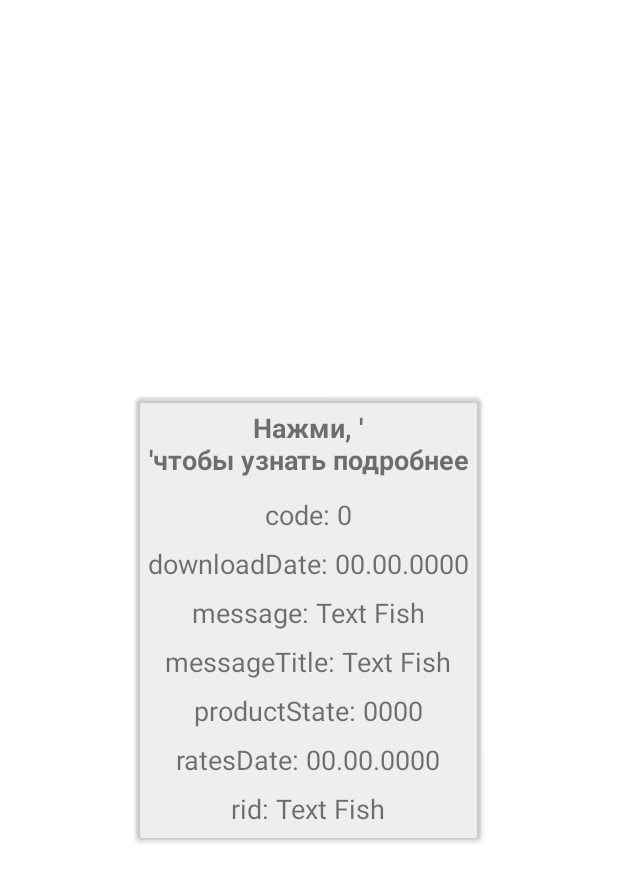
After one commit to ArcheryKiller/MKB, an Android app: the layout fragment_base_info_api.xml on its own in the app's theme, with its tools: preview values and no code run, on a phone screen of 412 x 824 dp. The commit adds this screen. Shown: the top 882 px of the screen. Run offline under Robolectric (Android 15) with nearby library versions, the phone set to English and light mode, and no system bars.

Commit message:
Добавил xml файл с базовой информацией, получаемой ответом с API

```diff
--- a/app/src/main/java/pavel/ivanov/mkb/api/MkbRequestApi.kt
+++ b/app/src/main/java/pavel/ivanov/mkb/api/MkbRequestApi.kt
@@ -6,7 +6,7 @@ data class MkbRequestApi(
     val message: String,
     val messageTitle: String,
     val productState: Int,
-    val rates: List<Rate>,
     val ratesDate: String,
-    val rid: String
+    val rid: String,
+    val rates: List<Rate>
 )
--- a/app/src/main/res/layout/activity_main.xml
+++ b/app/src/main/res/layout/activity_main.xml
@@ -1,18 +1,10 @@
 <?xml version="1.0" encoding="utf-8"?>
-<androidx.constraintlayout.widget.ConstraintLayout xmlns:android="http://schemas.android.com/apk/res/android"
-    xmlns:app="http://schemas.android.com/apk/res-auto"
+<RelativeLayout
+    xmlns:android="http://schemas.android.com/apk/res/android"
     xmlns:tools="http://schemas.android.com/tools"
+    android:id="@+id/container"
     android:layout_width="match_parent"
     android:layout_height="match_parent"
     tools:context=".MainActivity">
 
-    <TextView
-        android:layout_width="wrap_content"
-        android:layout_height="wrap_content"
-        android:text="Hello World!"
-        app:layout_constraintBottom_toBottomOf="parent"
-        app:layout_constraintLeft_toLeftOf="parent"
-        app:layout_constraintRight_toRightOf="parent"
-        app:layout_constraintTop_toTopOf="parent" />
-
-</androidx.constraintlayout.widget.ConstraintLayout>
+</RelativeLayout>
--- /dev/null
+++ b/app/src/main/res/layout/fragment_base_info_api.xml
@@ -0,0 +1,94 @@
+<?xml version="1.0" encoding="utf-8"?>
+<LinearLayout
+    xmlns:android="http://schemas.android.com/apk/res/android"
+    xmlns:tools="http://schemas.android.com/tools"
+    xmlns:app="http://schemas.android.com/apk/res-auto"
+    android:layout_width="match_parent"
+    android:layout_height="match_parent"
+    android:gravity="center"
+    android:orientation="vertical"
+    android:padding="@dimen/main_padding">
+
+    <androidx.cardview.widget.CardView
+        android:id="@+id/cardView"
+        android:layout_width="wrap_content"
+        android:layout_height="wrap_content"
+        android:backgroundTint="@color/light_grey"
+        app:cardCornerRadius="@dimen/main_corner_radius">
+
+        <LinearLayout
+            android:layout_width="match_parent"
+            android:layout_height="match_parent"
+            android:orientation="vertical"
+            android:padding="@dimen/main_padding"
+            android:gravity="center">
+
+            <TextView
+                android:layout_width="wrap_content"
+                android:layout_height="wrap_content"
+                android:textSize="@dimen/main_text_size"
+                android:textStyle="bold"
+                android:layout_marginBottom="@dimen/margin_bottom_click_me"
+                android:gravity="center"
+                android:text="@string/click_me_to_info" />
+
+            <TextView
+                android:id="@+id/code"
+                android:layout_width="wrap_content"
+                android:layout_height="wrap_content"
+                android:textSize="@dimen/main_text_size"
+                tools:text="code: 0" />
+
+            <TextView
+                android:id="@+id/downloadDate"
+                android:layout_width="wrap_content"
+                android:layout_height="wrap_content"
+                android:layout_marginTop="@dimen/card_info_margin_top"
+                android:textSize="@dimen/main_text_size"
+                tools:text="downloadDate: 00.00.0000" />
+
+            <TextView
+                android:id="@+id/message"
+                android:layout_width="wrap_content"
+                android:layout_height="wrap_content"
+                android:layout_marginTop="@dimen/card_info_margin_top"
+                android:textSize="@dimen/main_text_size"
+                tools:text="message: Text Fish" />
+
+            <TextView
+                android:id="@+id/messageTitle"
+                android:layout_width="wrap_content"
+                android:layout_height="wrap_content"
+                android:layout_marginTop="@dimen/card_info_margin_top"
+                android:textSize="@dimen/main_text_size"
+                tools:text="messageTitle: Text Fish" />
+
+            <TextView
+                android:id="@+id/productState"
+                android:layout_width="wrap_content"
+                android:layout_height="wrap_content"
+                android:layout_marginTop="@dimen/card_info_margin_top"
+                android:textSize="@dimen/main_text_size"
+                tools:text="productState: 0000" />
+
+            <TextView
+                android:id="@+id/ratesDate"
+                android:layout_width="wrap_content"
+                android:layout_height="wrap_content"
+                android:layout_marginTop="@dimen/card_info_margin_top"
+                android:textSize="@dimen/main_text_size"
+                tools:text="ratesDate: 00.00.0000" />
+
+            <TextView
+                android:id="@+id/rid"
+                android:layout_width="wrap_content"
+                android:layout_height="wrap_content"
+                android:layout_marginTop="@dimen/card_info_margin_top"
+                android:textSize="@dimen/main_text_size"
+                tools:text="rid: Text Fish" />
+
+
+        </LinearLayout>
+    </androidx.cardview.widget.CardView>
+
+</LinearLayout>
--- a/app/src/main/res/values/colors.xml
+++ b/app/src/main/res/values/colors.xml
@@ -7,4 +7,5 @@
     <color name="teal_700">#FF018786</color>
     <color name="black">#FF000000</color>
     <color name="white">#FFFFFFFF</color>
+    <color name="light_grey">#32A7A7A7</color>
 </resources>
--- /dev/null
+++ b/app/src/main/res/values/dimens.xml
@@ -0,0 +1,8 @@
+<?xml version="1.0" encoding="utf-8"?>
+<resources>
+    <dimen name="main_padding">8dp</dimen>
+    <dimen name="main_text_size">18sp</dimen>
+    <dimen name="main_corner_radius">4dp</dimen>
+    <dimen name="card_info_margin_top">8dp</dimen>
+    <dimen name="margin_bottom_click_me">12dp</dimen>
+</resources>
--- a/app/src/main/res/values/strings.xml
+++ b/app/src/main/res/values/strings.xml
@@ -1,3 +1,4 @@
 <resources>
     <string name="app_name">MKB</string>
+    <string name="click_me_to_info">Нажми, \'\n\'чтобы узнать подробнее</string>
 </resources>
```
